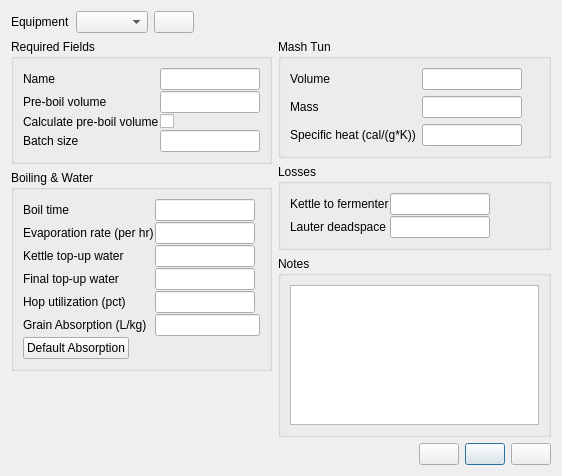
Before: the Qt Designer form ui/equipmentEditor.ui in Brewtarget/brewtarget, drawn with Qt 5.
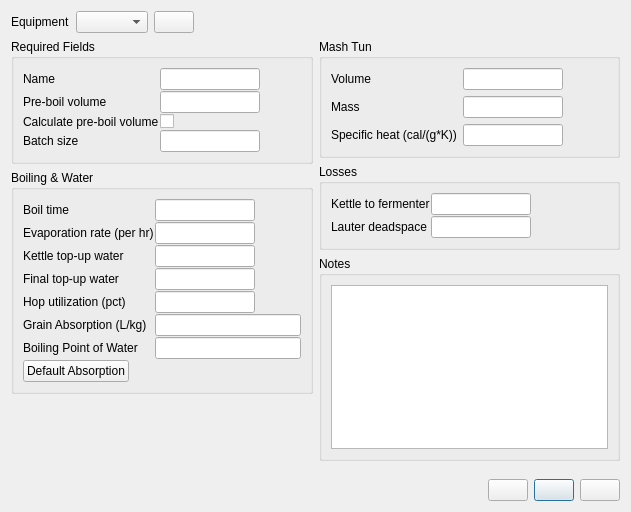
After: the same form once the commit is applied. Icons and pictures are not drawn. Custom widgets are drawn as their Qt base class.

Commit message: Forgot to check this file in with rev 502.

Diff of the .ui file:
```diff
--- a/ui/equipmentEditor.ui
+++ b/ui/equipmentEditor.ui
@@ -6,8 +6,8 @@
    <rect>
     <x>0</x>
     <y>0</y>
-    <width>562</width>
-    <height>476</height>
+    <width>631</width>
+    <height>512</height>
    </rect>
   </property>
   <property name="windowTitle">
@@ -442,7 +442,7 @@
               </property>
              </widget>
             </item>
-            <item row="6" column="0">
+            <item row="7" column="0">
              <widget class="QPushButton" name="pushButton_absorption">
               <property name="text">
                <string>Default Absorption</string>
@@ -452,6 +452,16 @@
             <item row="5" column="1">
              <widget class="QLineEdit" name="lineEdit_grainAbsorption"/>
             </item>
+            <item row="6" column="0">
+             <widget class="QLabel" name="label_17">
+              <property name="text">
+               <string>Boiling Point of Water</string>
+              </property>
+             </widget>
+            </item>
+            <item row="6" column="1">
+             <widget class="QLineEdit" name="lineEdit_boilingPoint"/>
+            </item>
            </layout>
           </item>
          </layout>
```
